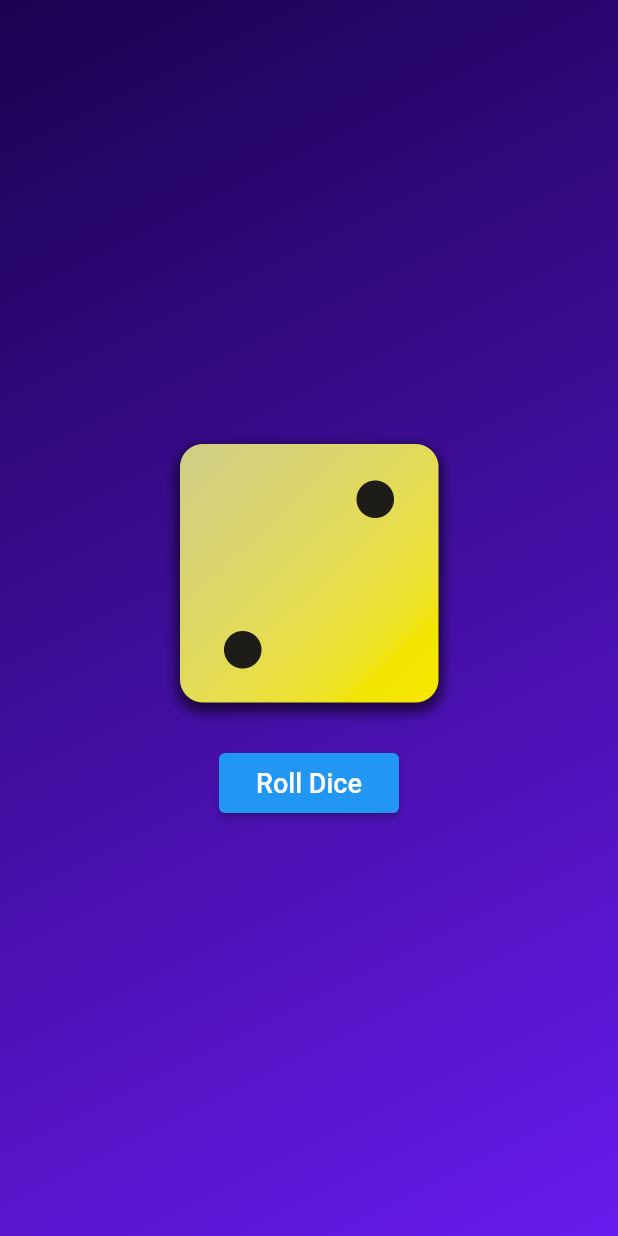
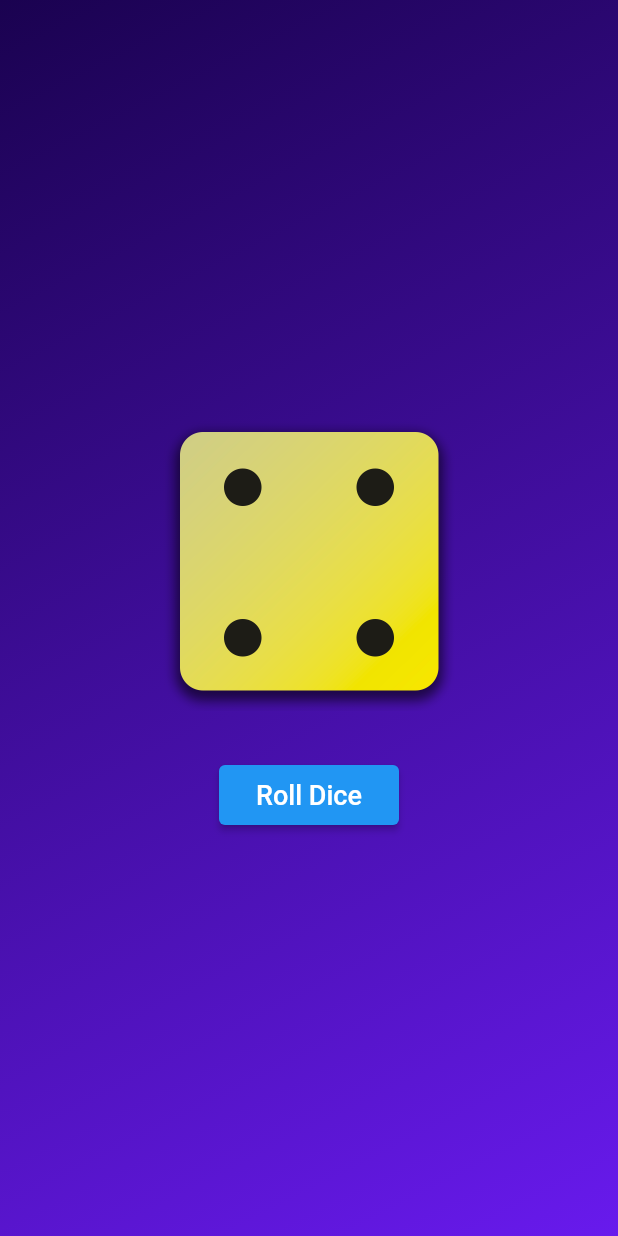
Before and after one commit to rafaeraza/flutter-dice-roll-app, a Flutter app: the screen it shows after launch, after a tap on "Roll Dice", on a phone screen of 412 x 824 dp. Run offline on Flutter 3.47's test engine with Material 2 defaults, Android fonts, the phone set to English and light mode, and no system bars.

Commit message:
feat: add `dice_roller` widget with a roll dice method

```diff
--- /dev/null
+++ b/lib/widgets/dice_roller.dart
@@ -0,0 +1,45 @@
+import 'package:flutter/material.dart';
+
+class DiceRoller extends StatefulWidget {
+  const DiceRoller({super.key});
+
+  @override
+  State<StatefulWidget> createState() {
+    return _DiceRollerState();
+  }
+}
+
+class _DiceRollerState extends State<DiceRoller> {
+  var activeDiceImage = 'lib/assets/images/dice-2.png';
+
+  void rollDice() {
+    setState(() {
+      activeDiceImage = 'lib/assets/images/dice-4.png';
+    });
+  }
+
+  @override
+  Widget build(BuildContext context) {
+    return Column(
+      mainAxisSize: MainAxisSize.min,
+      children: [
+        Image.asset(
+          activeDiceImage,
+          width: 200,
+        ),
+        const SizedBox(
+          height: 36,
+        ),
+        SizedBox(
+          width: 120,
+          height: 40,
+          child: ElevatedButton(
+            onPressed: rollDice,
+            child: const Text('Roll Dice',
+                style: TextStyle(color: Colors.white, fontSize: 18.0)),
+          ),
+        ),
+      ],
+    );
+  }
+}
--- a/lib/widgets/gradient_container.dart
+++ b/lib/widgets/gradient_container.dart
@@ -1,3 +1,4 @@
+import 'package:dice_roll_app/widgets/dice_roller.dart';
 import 'package:flutter/material.dart';
 
 class GradientContainer extends StatelessWidget {
@@ -5,8 +6,6 @@
 
   final Color startColor;
   final Color endColor;
-
-  void rollDice() {}
 
   @override
   Widget build(BuildContext context) {
@@ -21,28 +20,8 @@
           end: Alignment.bottomRight,
         ),
       ),
-      child: Center(
-        child: Column(
-          mainAxisSize: MainAxisSize.min,
-          children: [
-            Image.asset(
-              'lib/assets/images/dice-2.png',
-              width: 200,
-            ),
-            const SizedBox(
-              height: 20,
-            ),
-            SizedBox(
-              width: 120,
-              height: 40,
-              child: ElevatedButton(
-                onPressed: rollDice,
-                child: const Text('Roll Dice',
-                    style: TextStyle(color: Colors.white, fontSize: 18.0)),
-              ),
-            ),
-          ],
-        ),
+      child: const Center(
+        child: DiceRoller(),
       ),
     );
   }
```
